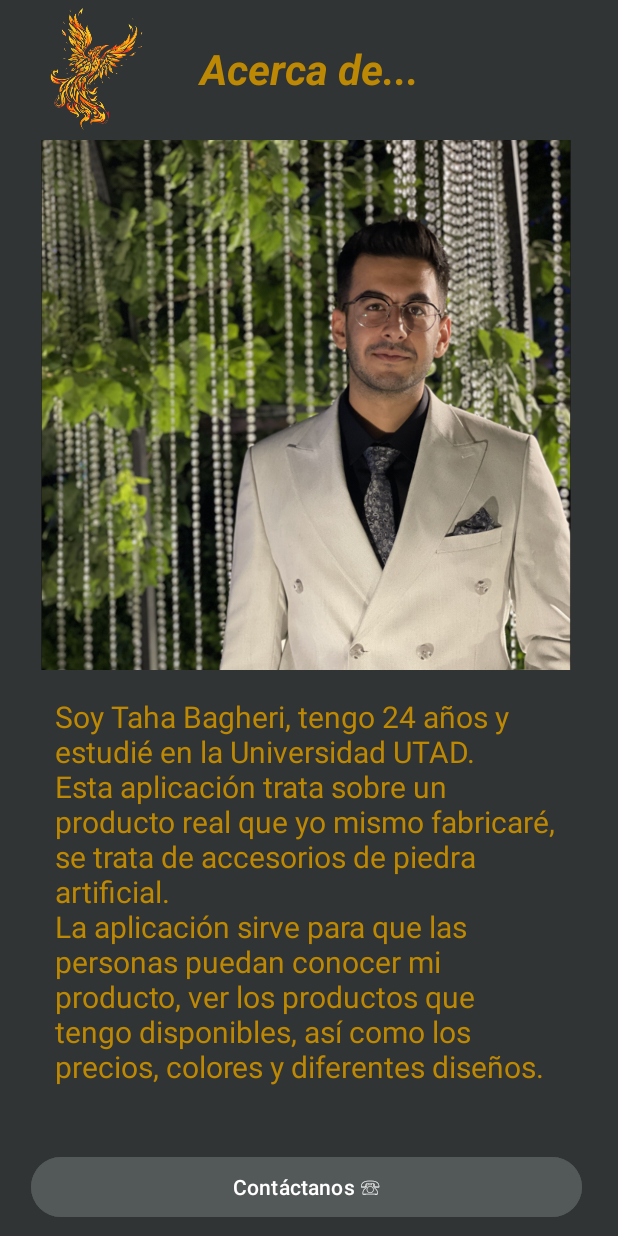
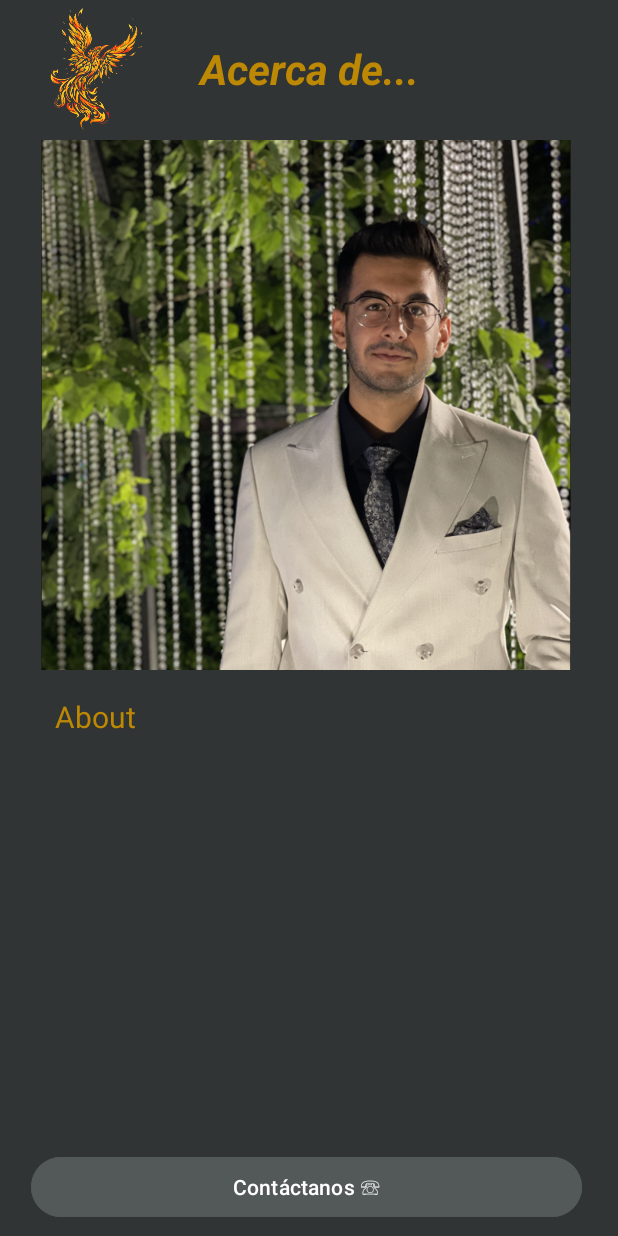
Before and after one commit to taha-bagheri/Phoenix_Stone, an Android app: the AboutPage screen opened directly, with no data from a screen before it, on a phone screen of 412 x 824 dp. Run offline under Robolectric (Android 15) with nearby library versions, the phone set to English and light mode, and no system bars.

Commit message:
string chaged

```diff
--- a/app/src/main/res/values/strings.xml
+++ b/app/src/main/res/values/strings.xml
@@ -6,7 +6,7 @@
 
     <string name="string_note_information_view">La piedra artificial es un material de construcción de cemento refinado fabricada para simular la piedra tallada natural, utilizada en aplicaciones de arquitectura. \nEn el Reino Unido y Europa, por piedra artificial se entiende cualquier material fabricado con agregados y aglutinantes de cemento, destinada a simular la apariencia de la piedra natural, y que puede ser utilizado de una manera similar a dicha piedra natural.</string>
 
-    <string name="string_note_about_view">Soy Taha Bagheri, tengo 24 años y estudié en la Universidad UTAD. \nEsta aplicación trata sobre un producto real que yo mismo fabricaré, se trata de accesorios de piedra artificial. \nLa aplicación sirve para que las personas puedan conocer mi producto, ver los productos que tengo disponibles, así como los precios, colores y diferentes diseños.</string>
+    <string name="string_note_about_view">About</string>
 
     <string name="string_title_contact_view">Ubicación:</string>
 
```
